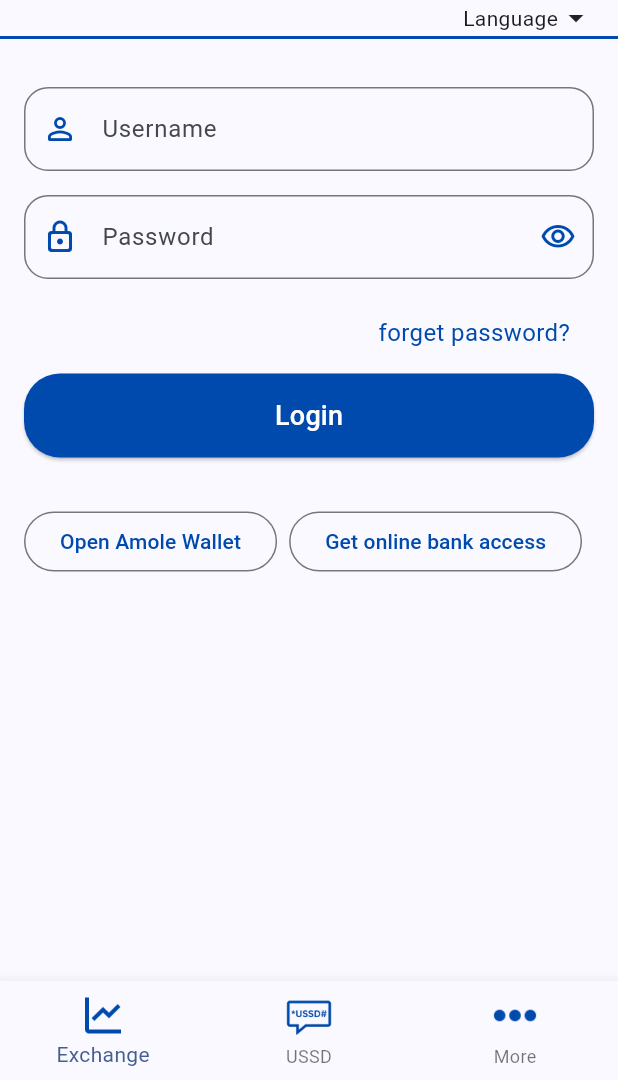
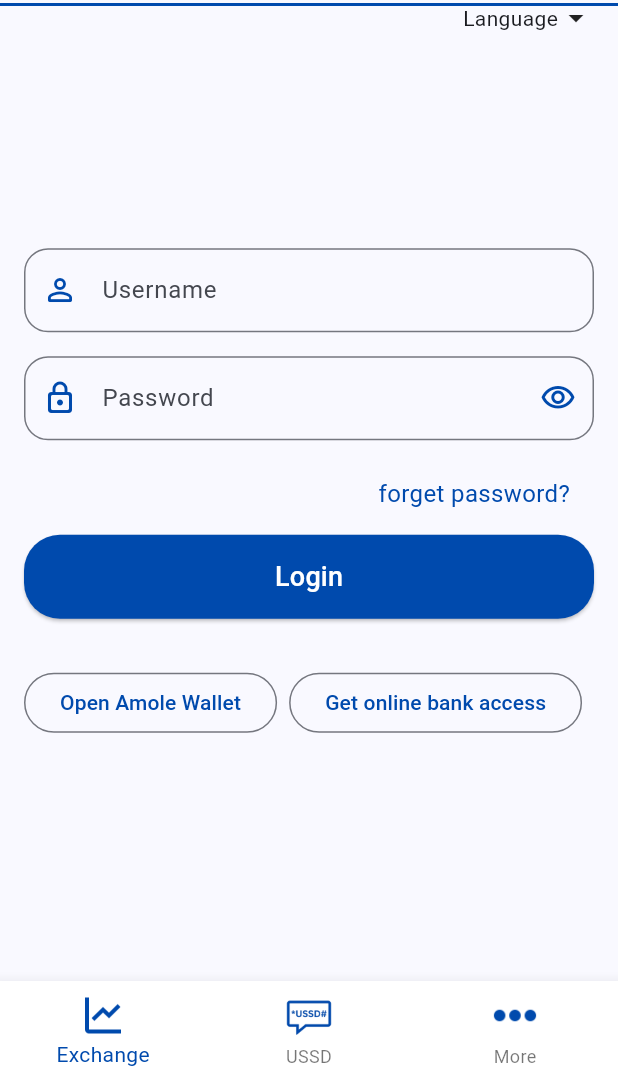
Before and after one commit to fikireab-m/amole-lite-clone, a Flutter app: the screen it shows after launch, on a phone screen of 412 x 824 dp, the part 156-1236 px from its top. Run offline on Flutter 3.47's test engine with Material 3 defaults, Android fonts, the phone set to English and light mode, and no system bars.

Commit message:
center form

```diff
--- a/lib/constants/const_colors.dart
+++ b/lib/constants/const_colors.dart
@@ -7,4 +7,5 @@ class ColorConst {
   static const grayTextColor = Color(0xFF3D3D3D);
   static const lighTextColor = Color(0xFF8D8D8D);
   static const whiteTextColor = Color(0xFFF0F0F0);
+  static const lightBackground = Color(0xFFFFFFFF);
 }
--- a/lib/screens/login/login.dart
+++ b/lib/screens/login/login.dart
@@ -3,7 +3,6 @@ import 'package:amole_lite/constants/const_colors.dart';
 import 'package:amole_lite/screens/login/widgets/btn_bar.dart';
 import 'package:amole_lite/screens/login/widgets/common_btn.dart';
 import 'package:amole_lite/screens/login/widgets/form.dart';
-import 'package:amole_lite/screens/widgets/bottom_navbar.dart';
 import 'package:flutter/material.dart';
 
 class LoginPage extends StatefulWidget {
@@ -15,19 +14,14 @@ class LoginPage extends StatefulWidget {
 
 class _LoginPageState extends State<LoginPage> {
   String languageLabel = 'Language';
+  int pageIndex = 0;
   @override
   Widget build(BuildContext context) {
+    final sc = MediaQuery.of(context).size;
     return Scaffold(
-      body: LayoutBuilder(
-        builder: (context, constraints) {
-          final double constraint = constraints.maxWidth > 412
-              ? 412.0
-              : constraints.maxWidth.toDouble();
-          return Column(
-            mainAxisSize: MainAxisSize.min,
-            children: [
-              Container(
-                width: constraints.maxWidth,
+      appBar: PreferredSize(
+        preferredSize: Size(sc.width, 108.0),
+        child: Container(
           decoration: const BoxDecoration(
             border: Border(
               bottom: BorderSide(
@@ -67,7 +61,17 @@ class _LoginPageState extends State<LoginPage> {
             ],
           ),
         ),
-              const SizedBox(height: 16.0),
+      ),
+      body: LayoutBuilder(
+        builder: (context, constraints) {
+          final double constraint = constraints.maxWidth > 412
+              ? 412.0
+              : constraints.maxWidth.toDouble();
+          return Center(
+            child: SingleChildScrollView(
+              child: Column(
+                mainAxisSize: MainAxisSize.min,
+                children: [
                   SizedBox(width: constraint, child: const FormContainer()),
                   SizedBox(
                     width: constraint,
@@ -106,21 +110,56 @@ class _LoginPageState extends State<LoginPage> {
                   const SizedBox(height: 16.0),
                   SizedBox(width: constraint, child: const LoginBtnBar()),
                 ],
+              ),
+            ),
           );
         },
       ),
-      bottomNavigationBar: const AmoleBottomNavBar(),
+      bottomNavigationBar: Theme(
+        data: ThemeData(splashColor: Colors.transparent),
+        child: BottomNavigationBar(
+          selectedItemColor: ColorConst.primaryColor,
+          backgroundColor: ColorConst.lightBackground,
+          currentIndex: pageIndex,
+          onTap: (i) {
+            setState(() {
+              pageIndex = i;
+            });
+          },
+          items: [
+            BottomNavigationBarItem(
+                icon: Image.asset(
+                  Images.graphIcon,
+                  height: 32,
+                  width: 32,
+                ),
+                label: 'Exchange'),
+            BottomNavigationBarItem(
+                icon: Image.asset(
+                  Images.ussdIcon,
+                  height: 32,
+                  width: 32,
+                ),
+                label: 'USSD'),
+            BottomNavigationBarItem(
+                icon: Image.asset(
+                  Images.moreIcon,
+                  height: 32,
+                  width: 32,
+                ),
+                label: 'More'),
+          ],
+        ),
+      ),
     );
   }
 
   Widget popUpMenu() {
     return Theme(
-      data: ThemeData(
-        splashColor: Colors.transparent,
-      ),
+      data: ThemeData(splashColor: Colors.transparent),
       child: PopupMenuButton<String>(
         padding: const EdgeInsets.all(4.0),
-        offset: const Offset(16.0, 48.0),
+        offset: const Offset(16.0, 24.0),
         clipBehavior: Clip.none,
         elevation: 16.0,
         shape: const RoundedRectangleBorder(
--- a/lib/screens/widgets/bottom_navbar.dart
+++ /dev/null
@@ -1,33 +0,0 @@
-import 'package:amole_lite/config/path.dart';
-import 'package:flutter/material.dart';
-
-class AmoleBottomNavBar extends StatelessWidget {
-  const AmoleBottomNavBar({super.key});
-
-  @override
-  Widget build(BuildContext context) {
-    return BottomNavigationBar(items: [
-      BottomNavigationBarItem(
-          icon: Image.asset(
-            Images.graphIcon,
-            height: 32,
-            width: 32,
-          ),
-          label: 'Exchange'),
-      BottomNavigationBarItem(
-          icon: Image.asset(
-            Images.ussdIcon,
-            height: 32,
-            width: 32,
-          ),
-          label: 'USSD'),
-      BottomNavigationBarItem(
-          icon: Image.asset(
-            Images.moreIcon,
-            height: 32,
-            width: 32,
-          ),
-          label: 'More'),
-    ]);
-  }
-}
```
Lines whose indentation alone changed are shown as unchanged.
